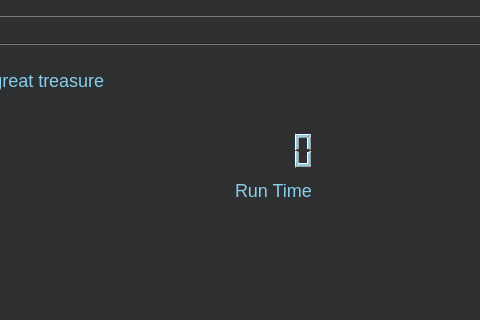
The window that time_calculate.ui (Sapfir0/QT_PROJECT) describes before a commit, drawn with Qt 5; both pictures show x 315 to 795 and y 0 to 320 of the 1160 by 718 pixel window.
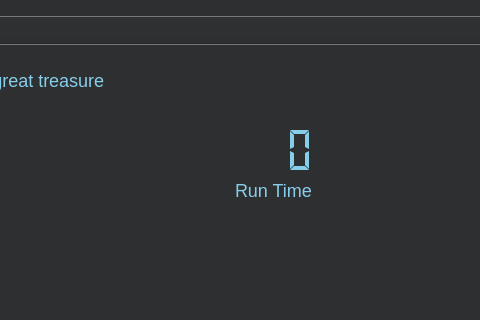
The same window after the commit. Icons and pictures are not drawn.

```diff
--- a/time_calculate.ui
+++ b/time_calculate.ui
@@ -60,9 +60,9 @@
    <widget class="QLCDNumber" name="lcdNumber">
     <property name="geometry">
      <rect>
-      <x>530</x>
+      <x>480</x>
       <y>80</y>
-      <width>101</width>
+      <width>151</width>
       <height>51</height>
      </rect>
     </property>
@@ -89,8 +89,11 @@
     <property name="lineWidth">
      <number>0</number>
     </property>
+    <property name="digitCount">
+     <number>6</number>
+    </property>
     <property name="segmentStyle">
-     <enum>QLCDNumber::Filled</enum>
+     <enum>QLCDNumber::Flat</enum>
     </property>
    </widget>
    <widget class="QLabel" name="quote">
```
